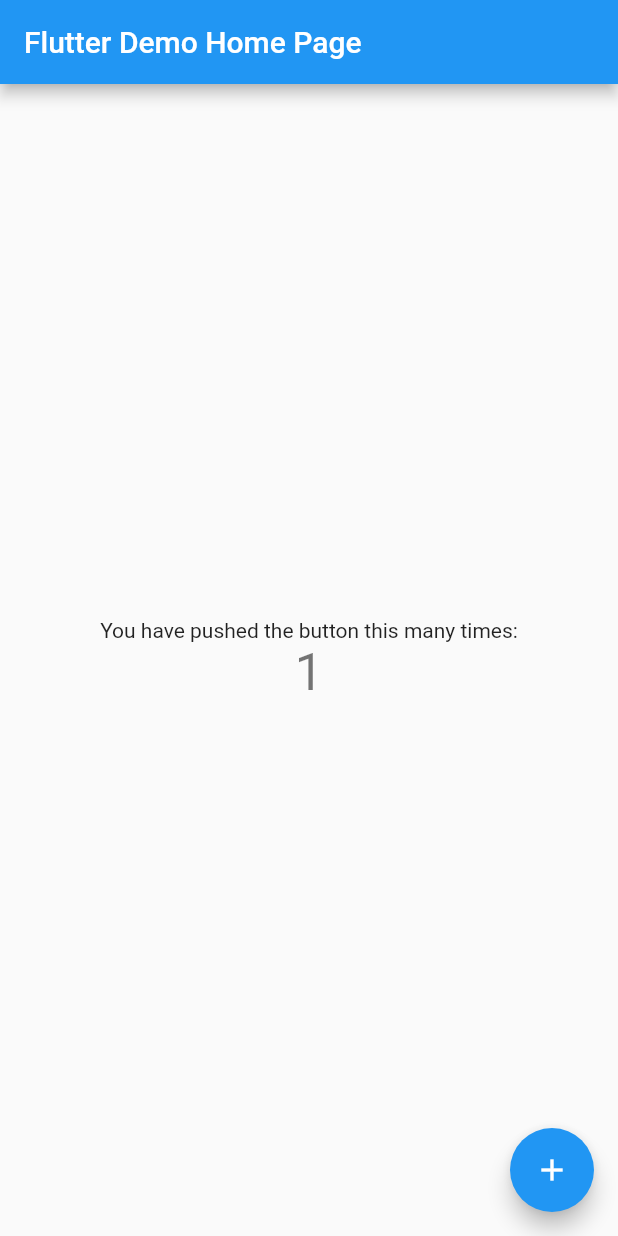
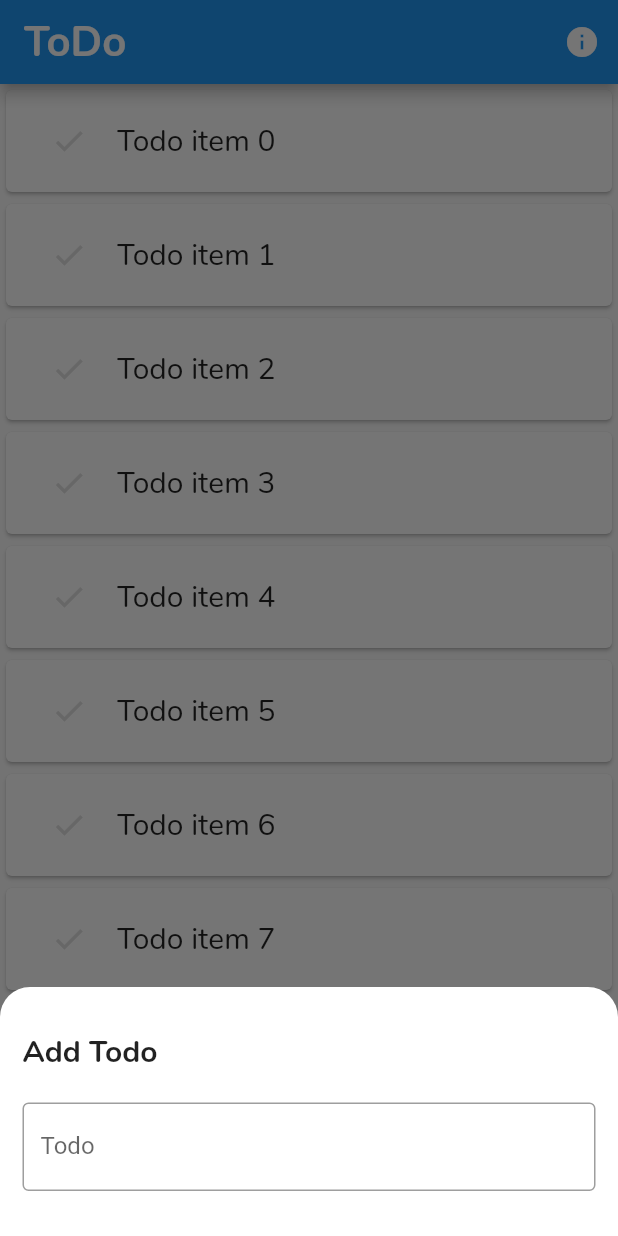
Before and after one commit to KeramasWiguna/Simpe-Todo-App-With-Flutter, a Flutter app: the screen it shows after launch, after a tap on the "add" icon, on a phone screen of 412 x 824 dp. Run offline on Flutter 3.47's test engine with Material 2 defaults, Android fonts, the phone set to English and light mode, and no system bars.

Commit message:
finish simple todo app

```diff
--- /dev/null
+++ b/lib/Modal.dart
@@ -0,0 +1,62 @@
+import 'package:flutter/material.dart';
+
+class Modal {
+  mainBottomSheet(BuildContext context, String title, Function(String) onChange,
+      Function() onSubmit,
+      [String text = '']) {
+    showModalBottomSheet(
+      backgroundColor: Colors.transparent,
+      isScrollControlled: true,
+      builder: (BuildContext context) {
+        return SingleChildScrollView(
+          child: Container(
+            width: MediaQuery.of(context).size.width,
+            decoration: BoxDecoration(
+              color: Colors.white,
+              borderRadius: BorderRadius.only(
+                  topLeft: Radius.circular(20.0),
+                  topRight: Radius.circular(20.0)),
+            ),
+            child: Padding(
+              padding: EdgeInsets.only(
+                  left: 15.0,
+                  right: 15.0,
+                  top: 30.0,
+                  bottom: 30.0 + MediaQuery.of(context).viewInsets.bottom),
+              child: Column(
+                crossAxisAlignment: CrossAxisAlignment.start,
+                children: <Widget>[
+                  Text(
+                    title,
+                    style: TextStyle(
+                      fontFamily: 'Nunito',
+                      fontWeight: FontWeight.bold,
+                      fontSize: 20.0,
+                    ),
+                  ),
+                  SizedBox(height: 20.0),
+                  TextFormField(
+                    initialValue: text,
+                    textInputAction: TextInputAction.done,
+                    decoration: InputDecoration(
+                      border: OutlineInputBorder(),
+                      labelText: 'Todo',
+                    ),
+                    onChanged: (String newValue) {
+                      onChange(newValue);
+                    },
+                    onFieldSubmitted: (term) {
+                      onSubmit();
+                      Navigator.pop(context);
+                    },
+                  )
+                ],
+              ),
+            ),
+          ),
+        );
+      },
+      context: context,
+    );
+  }
+}
--- /dev/null
+++ b/lib/Todo.dart
@@ -0,0 +1,19 @@
+class Todo {
+  String _todo;
+  int _id;
+  bool _done;
+
+  Todo(this._id, this._todo, this._done);
+
+  String get todo => _todo;
+  int get id => _id;
+  bool get done => _done;
+
+  set done(bool doneVal) {
+    this._done = doneVal;
+  }
+
+  set todo(String newTodo) {
+    this._todo = newTodo;
+  }
+}
--- /dev/null
+++ b/lib/about.dart
@@ -0,0 +1,38 @@
+import 'package:flutter/material.dart';
+
+class About extends StatelessWidget {
+  @override
+  Widget build(BuildContext context) {
+    return Scaffold(
+      appBar: AppBar(
+        title: Text('About Me'),
+      ),
+      body: Padding(
+        padding: EdgeInsets.symmetric(vertical: 20.0, horizontal: 15.0),
+        child: Column(
+          crossAxisAlignment: CrossAxisAlignment.start,
+          children: <Widget>[
+            Text(
+              'Hello my name Keramas Wiguna',
+              style: TextStyle(fontFamily: 'Nunito'),
+            ),
+            SizedBox(height: 20.0),
+            Text(
+              'What next ?',
+              style: TextStyle(
+                fontFamily: 'Nunito',
+                fontSize: 36.0,
+                fontWeight: FontWeight.bold,
+              ),
+            ),
+            SizedBox(height: 5.0),
+            Text(
+              '• Persist data with SqlLite\n• Make more beautiful deisgn\n• Add category for todo\n• Data Online with Firestore',
+              style: TextStyle(fontFamily: 'Nunito', fontSize: 18.0),
+            )
+          ],
+        ),
+      ),
+    );
+  }
+}
--- a/lib/main.dart
+++ b/lib/main.dart
@@ -1,4 +1,7 @@
 import 'package:flutter/material.dart';
+import 'package:todo/Modal.dart';
+import 'package:todo/Todo.dart';
+import 'package:todo/about.dart';
 
 void main() => runApp(MyApp());
 
@@ -7,26 +10,18 @@ class MyApp extends StatelessWidget {
   @override
   Widget build(BuildContext context) {
     return MaterialApp(
-      title: 'Flutter Demo',
+      title: 'Todo',
       theme: ThemeData(
         primarySwatch: Colors.blue,
       ),
-      home: MyHomePage(title: 'Flutter Demo Home Page'),
+      home: MyHomePage(title: 'ToDo'),
+      debugShowCheckedModeBanner: false,
     );
   }
 }
 
 class MyHomePage extends StatefulWidget {
   MyHomePage({Key key, this.title}) : super(key: key);
-
-  // This widget is the home page of your application. It is stateful, meaning
-  // that it has a State object (defined below) that contains fields that affect
-  // how it looks.
-
-  // This class is the configuration for the state. It holds the values (in this
-  // case the title) provided by the parent (in this case the App widget) and
-  // used by the build method of the State. Fields in a Widget subclass are
-  // always marked "final".
 
   final String title;
 
@@ -35,68 +30,144 @@ class MyHomePage extends StatefulWidget {
 }
 
 class _MyHomePageState extends State<MyHomePage> {
-  int _counter = 0;
+  List<Todo> _todos = <Todo>[];
+  Modal modal = new Modal();
+  String newTodo = '';
 
-  void _incrementCounter() {
+  @override
+  void initState() {
+    for (var i = 0; i <= 10; i++) {
+      _todos.add(Todo(i, 'Todo item $i', false));
+    }
+    super.initState();
+  }
+
+  void _addTodo() {
     setState(() {
-      // This call to setState tells the Flutter framework that something has
-      // changed in this State, which causes it to rerun the build method below
-      // so that the display can reflect the updated values. If we changed
-      // _counter without calling setState(), then the build method would not be
-      // called again, and so nothing would appear to happen.
-      _counter++;
+      _todos.insert(0, Todo(_todos.length, newTodo, false));
+      newTodo = '';
     });
+  }
+
+  void _update(int index) {
+    setState(() {
+      _todos[index].todo = newTodo;
+    });
+  }
+
+  void _onChange(String val) {
+    setState(() {
+      newTodo = val;
+    });
+  }
+
+  Widget _row(Todo todo, int index) {
+    return Card(
+      child: Padding(
+        padding: const EdgeInsets.symmetric(horizontal: 10, vertical: 10),
+        child: Row(
+          children: <Widget>[
+            Expanded(
+              flex: 2,
+              child: RawMaterialButton(
+                padding: const EdgeInsets.all(10),
+                shape: CircleBorder(),
+                child: Icon(
+                  Icons.check,
+                  color: todo.done ? Colors.green : Colors.grey[300],
+                ),
+                onPressed: () {
+                  setState(() {
+                    _todos[index].done = !todo.done;
+                  });
+                },
+              ),
+            ),
+            Expanded(
+              flex: 10,
+              child: Text(
+                todo.todo,
+                style: TextStyle(
+                    fontFamily: 'Nunito',
+                    fontSize: 20.0,
+                    decoration: todo.done
+                        ? TextDecoration.lineThrough
+                        : TextDecoration.none),
+              ),
+            ),
+          ],
+        ),
+      ),
+    );
   }
 
   @override
   Widget build(BuildContext context) {
-    // This method is rerun every time setState is called, for instance as done
-    // by the _incrementCounter method above.
-    //
-    // The Flutter framework has been optimized to make rerunning build methods
-    // fast, so that you can just rebuild anything that needs updating rather
-    // than having to individually change instances of widgets.
     return Scaffold(
       appBar: AppBar(
-        // Here we take the value from the MyHomePage object that was created by
-        // the App.build method, and use it to set our appbar title.
-        title: Text(widget.title),
+        title: Text(
+          'ToDo',
+          style: TextStyle(
+            fontFamily: 'Nunito',
+            fontSize: 28.0,
+            fontWeight: FontWeight.bold,
+          ),
+        ),
+        actions: <Widget>[
+          IconButton(
+            icon: new Icon(Icons.info),
+            onPressed: () {
+              Navigator.push(
+                context,
+                MaterialPageRoute(
+                  builder: (context) => About(),
+                ),
+              );
+            },
+          )
+        ],
       ),
-      body: Center(
-        // Center is a layout widget. It takes a single child and positions it
-        // in the middle of the parent.
-        child: Column(
-          // Column is also a layout widget. It takes a list of children and
-          // arranges them vertically. By default, it sizes itself to fit its
-          // children horizontally, and tries to be as tall as its parent.
-          //
-          // Invoke "debug painting" (press "p" in the console, choose the
-          // "Toggle Debug Paint" action from the Flutter Inspector in Android
-          // Studio, or the "Toggle Debug Paint" command in Visual Studio Code)
-          // to see the wireframe for each widget.
-          //
-          // Column has various properties to control how it sizes itself and
-          // how it positions its children. Here we use mainAxisAlignment to
-          // center the children vertically; the main axis here is the vertical
-          // axis because Columns are vertical (the cross axis would be
-          // horizontal).
-          mainAxisAlignment: MainAxisAlignment.center,
-          children: <Widget>[
-            Text(
-              'You have pushed the button this many times:',
+      body: ListView.builder(
+        itemBuilder: (context, index) {
+          var todoIn = _todos[index];
+          return GestureDetector(
+            onLongPress: () {
+              modal.mainBottomSheet(context, 'Edit Todo', _onChange, () {
+                _update(index);
+              }, todoIn.todo);
+            },
+            child: Dismissible(
+              direction: DismissDirection.endToStart,
+              background: Container(
+                alignment: AlignmentDirectional.centerEnd,
+                color: Colors.red,
+                child: Padding(
+                  padding: EdgeInsets.fromLTRB(0.0, 0.0, 10.0, 0.0),
+                  child: Icon(
+                    Icons.delete,
+                    color: Colors.white,
+                  ),
+                ),
+              ),
+              onDismissed: (direction) {
+                setState(() {
+                  _todos.removeAt(index);
+                });
+              },
+              key: Key(todoIn.todo),
+              child: _row(todoIn, index),
             ),
-            Text(
-              '$_counter',
-              style: Theme.of(context).textTheme.display1,
-            ),
-          ],
-        ),
+          );
+        },
+        itemCount: _todos.length,
       ),
       floatingActionButton: FloatingActionButton(
-        onPressed: _incrementCounter,
+        onPressed: () {
+          modal.mainBottomSheet(context, 'Add Todo', _onChange, _addTodo);
+        },
         tooltip: 'Increment',
         child: Icon(Icons.add),
-      ), // This trailing comma makes auto-formatting nicer for build methods.
+      ),
     );
   }
 }
```
Also changed, not shown: pubspec.yaml (+8 -30 lines), assets/fonts/Nunito-Bold.ttf (added), assets/fonts/Nunito-Italic.ttf (added), assets/fonts/Nunito-Regular.ttf (added).
